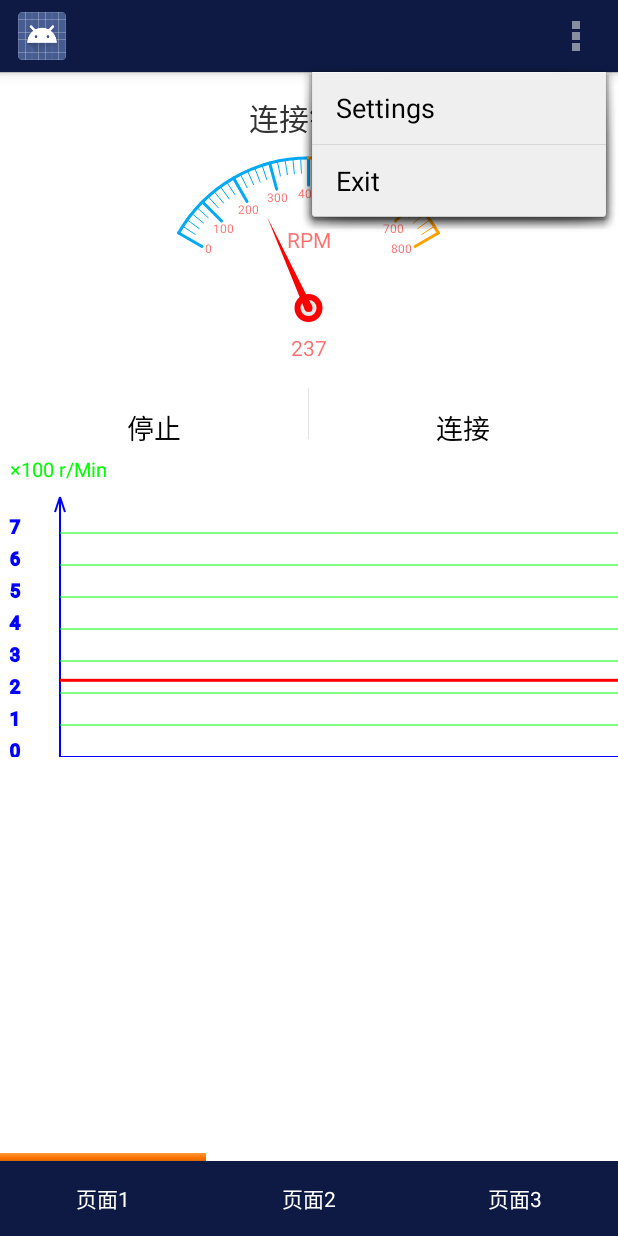
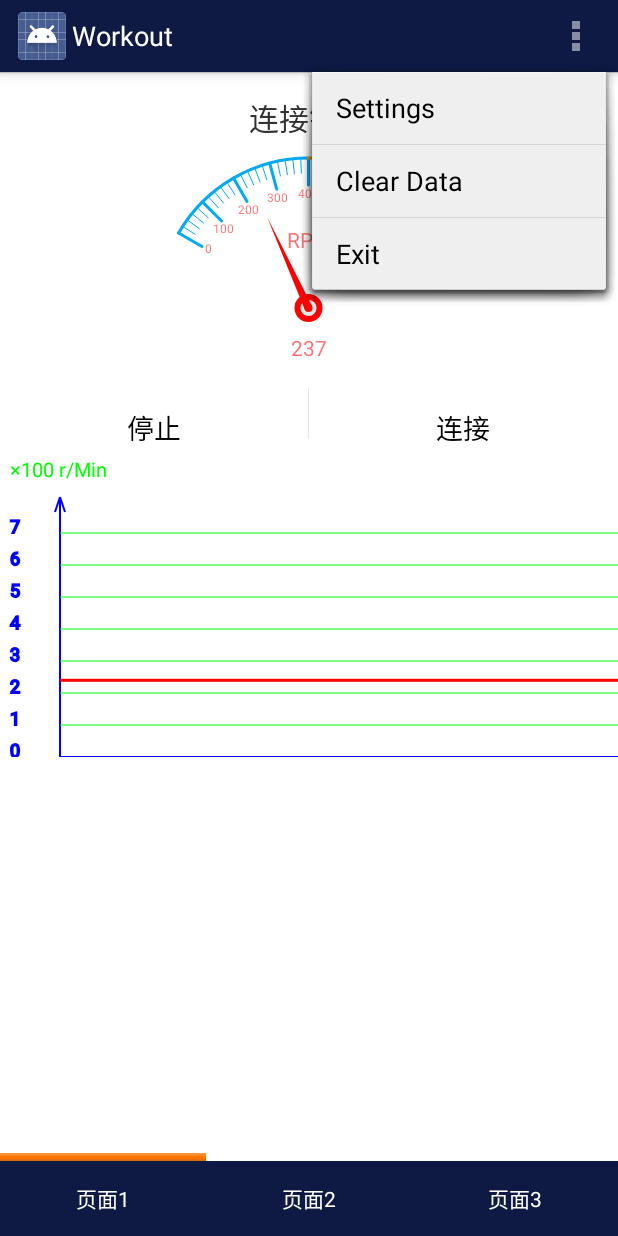
Before and after one commit to zhuanglm/ex_seat, an Android app: the MainActivity screen opened directly, with no data from a screen before it, with the options menu open, on a phone screen of 412 x 824 dp. Run offline under Robolectric (Android 15) with nearby library versions, the phone set to English and light mode, and no system bars; 1 statement that could not run was skipped.

Commit message:
12220224

```diff
--- a/app/src/main/java/com/example/ex_seat/MainActivity.java
+++ b/app/src/main/java/com/example/ex_seat/MainActivity.java
@@ -58,13 +58,14 @@ public class MainActivity extends Activity {
 	String sR = "abc";
 	static Context contextAct;
 	TextView hellotv;
+	private ActionBar actionBar;
 	private DataGraph drawView;
 	private DashboardView dashboardView1;
 	private static boolean m_bStopFlag = false;
 	private static boolean m_bBTStartFlag = true;
 	private View view1, view2, view3;
 	private List<View> viewList;
-	private ViewPagerAdapter adapter;
+	private ViewPagerAdapter viewPager_adapter;
 	private ViewPager viewPager;
 	Button BTSwitchbtn;
 	Button BKSwitchbtn;
@@ -72,6 +73,9 @@ public class MainActivity extends Activity {
 	private Animation animation;
 	private Bitmap view_cursor;
 	private ImageView imageView;
+	private TextView textView1;
+	private TextView textView2;
+	private TextView textView3;
 	private Matrix matrix = new Matrix();
 	private ListView m_listviewData;
 
@@ -80,6 +84,8 @@ public class MainActivity extends Activity {
 	private DatabaseHelper database;
 	private SQLiteDatabase db;
 	private Cursor db_cursor;
+	private SimpleDateFormat sDateFormat;
+	private SimpleCursorAdapter simple_adapter;
 
 	public static class MyHandler extends Handler {
 	    private final WeakReference<MainActivity> mActivity;
@@ -195,8 +201,9 @@ public class MainActivity extends Activity {
  		Bundle bundle = intent.getExtras();  //获得全部数据
 		String value = bundle.getString("name");  //获得名为name的值
 
-		ActionBar actionBar=getActionBar();
-		actionBar.setDisplayShowTitleEnabled(false);
+		actionBar=getActionBar();
+		//actionBar.setDisplayShowTitleEnabled(false);
+		actionBar.setTitle(R.string.app_page1);
 
 		database = new DatabaseHelper(this,DB_NAME,null,version);
 		db = database.getReadableDatabase();
@@ -208,9 +215,18 @@ public class MainActivity extends Activity {
 		view2 = lf.inflate(R.layout.layout_record, null);
 		view3 = lf.inflate(R.layout.layout_record, null);
 
-		m_listviewData = (ListView)view2.findViewById(R.id.listView_data);
+		m_listviewData = (ListView) view2.findViewById(R.id.listView_data);
+
+		db_cursor = db.query("data", new String[]{"_id", "date", "duration", "avg"}, null, null, null, null, null);
+		simple_adapter = new SimpleCursorAdapter(view2.getContext(), R.layout.data_item, db_cursor,
+				new String[]{"date", "duration", "avg"}, new int[]{R.id.date, R.id.duration, R.id.avg},
+				CursorAdapter.FLAG_REGISTER_CONTENT_OBSERVER);
+		m_listviewData.setAdapter(simple_adapter);
 
 		imageView = (ImageView) findViewById(R.id.cursor);
+		textView1 = (TextView) findViewById(R.id.textView1);
+		textView2 = (TextView) findViewById(R.id.textView2);
+		textView3 = (TextView) findViewById(R.id.textView3);
 
 		viewList.add(view1);
 		viewList.add(view2);
@@ -218,9 +234,9 @@ public class MainActivity extends Activity {
 
 		initeCursor();
 
-		adapter = new ViewPagerAdapter(viewList);
+		viewPager_adapter = new ViewPagerAdapter(viewList);
 		viewPager = (ViewPager) findViewById(R.id.viewPager);
-		viewPager.setAdapter(adapter);
+		viewPager.setAdapter(viewPager_adapter);
 
 		viewPager.addOnPageChangeListener(new ViewPager.OnPageChangeListener() {
 
@@ -238,6 +254,7 @@ public class MainActivity extends Activity {
 							animation = new TranslateAnimation(offSet * 4 + 2
 									* bmWidth, 0, 0, 0);
 						}
+						actionBar.setTitle(R.string.app_page1);
 						break;
 					case 1:
 						if (currentItem == 0) {
@@ -248,18 +265,7 @@ public class MainActivity extends Activity {
 									* bmWidth, offSet * 2 + bmWidth, 0, 0);
 						}
 
-						db_cursor = db.query("data", new String[]{"_id", "date", "duration", "avg"}, null, null, null, null, null);
-						/*while(cursor.moveToNext()){
-							String date = cursor.getString(cursor.getColumnIndex("date"));
-							String dura = cursor.getString(cursor.getColumnIndex("duration"));
-							String max = cursor.getString(cursor.getColumnIndex("avg"));
-						}*/
-						if (db_cursor != null) {
-							SimpleCursorAdapter simple_adapter = new SimpleCursorAdapter(view2.getContext(), R.layout.data_item, db_cursor,
-									new String[]{"date", "duration", "avg"}, new int[]{R.id.date, R.id.duration, R.id.avg},
-									CursorAdapter.FLAG_REGISTER_CONTENT_OBSERVER);
-							m_listviewData.setAdapter(simple_adapter);
-						}
+						actionBar.setTitle(R.string.app_page2);
 						break;
 					case 2:
 						if (currentItem == 0) {
@@ -270,6 +276,8 @@ public class MainActivity extends Activity {
 									offSet * 2 + bmWidth, 4 * offSet + 2 * bmWidth,
 									0, 0);
 						}
+						actionBar.setTitle(R.string.app_page3);
+						break;
 				}
 				currentItem = arg0;
 				animation.setDuration(150); // 光标滑动速度
@@ -288,7 +296,26 @@ public class MainActivity extends Activity {
 			}
 		});
 
+		textView1.setOnClickListener(new View.OnClickListener() {
+			@Override
+			public void onClick(View arg0) {
+				viewPager.setCurrentItem(0);
+			}
+		});
 
+		textView2.setOnClickListener(new View.OnClickListener() {
+			@Override
+			public void onClick(View arg0) {
+				viewPager.setCurrentItem(1);
+			}
+		});
+
+		textView3.setOnClickListener(new View.OnClickListener() {
+			@Override
+			public void onClick(View arg0) {
+				viewPager.setCurrentItem(2);
+			}
+		});
 
 		dashboardView1 = (DashboardView) view1.findViewById(R.id.dashboardView1);
 		List<HighlightCR> highlight1 = new ArrayList<HighlightCR>();
@@ -328,18 +355,29 @@ public class MainActivity extends Activity {
 	 	            	handler.removeCallbacks(runnable_long);
 	 	            	m_bStopFlag = true;
 
-						SimpleDateFormat sDateFormat = new SimpleDateFormat("MM/dd/yyyy hh:mm:ss");
+						sDateFormat = new SimpleDateFormat("MM/dd/yyyy hh:mm:ss");
 						String date = sDateFormat.format(new java.util.Date());
 						//Toast.makeText(getApplicationContext(),Integer.toString(DataCollector.m_nTimes*DataDef.TimeInterver_BT/1000),Toast.LENGTH_SHORT).show();
 						//Toast.makeText(getApplicationContext(),date,Toast.LENGTH_SHORT).show();
 						ContentValues cv = new ContentValues();
 						cv.put("date", date);
-						cv.put("duration",Integer.toString(DataCollector.m_nTimes*DataDef.TimeInterver_BT/1000));
-						cv.put("max",Integer.toString(DataCollector.getMaxRPM()));
-						cv.put("avg",Integer.toString(DataCollector.m_nAverageRPM));
+						cv.put("duration",Integer.toString(DataCollector.m_nTimes*DataDef.TimeInterver_BT / 1000));
+						cv.put("max", Integer.toString(DataCollector.getMaxRPM()));
+						cv.put("avg", Integer.toString(DataCollector.m_nAverageRPM));
 
 						db.insert("data", null, cv);
 						DataCollector.init();
+
+						db_cursor = db.query("data", new String[]{"_id", "date", "duration", "avg"}, null, null, null, null, null);
+						simple_adapter.swapCursor(null);
+						simple_adapter.swapCursor(db_cursor);
+
+						/*while(cursor.moveToNext()){
+							String date = cursor.getString(cursor.getColumnIndex("date"));
+							String dura = cursor.getString(cursor.getColumnIndex("duration"));
+							String max = cursor.getString(cursor.getColumnIndex("avg"));
+						}*/
+
 	                }
 
 	            }
@@ -408,10 +446,16 @@ public class MainActivity extends Activity {
 
 			return true;
 		}
+		else if(id == R.id.action_clear)
+		{
+			db.delete("data",null,null);
+			db_cursor = db.query("data", new String[]{"_id", "date", "duration", "avg"}, null, null, null, null, null);
+			simple_adapter.swapCursor(null);
+			simple_adapter.swapCursor(db_cursor);
+		}
 		else if(id == R.id.action_exit)
 		{
 			showExitDia();
-
 		}
 
 		return super.onOptionsItemSelected(item);
@@ -536,7 +580,8 @@ public class MainActivity extends Activity {
                 // TODO Auto-generated method stub
             	handler.removeCallbacks(runnable_short);
             	handler.removeCallbacks(runnable_long);
-            	db.close();
+
+				db.close();
 				System.exit(0);
                 //Toast.makeText(getApplicationContext(),"确定",Toast.LENGTH_SHORT).show();
             }
--- a/app/src/main/java/com/example/ex_seat/ViewPagerAdapter.java
+++ b/app/src/main/java/com/example/ex_seat/ViewPagerAdapter.java
@@ -13,9 +13,6 @@ public class ViewPagerAdapter extends PagerAdapter {
 
     List<View> viewLists;
 
-    public void startUpdate(View arg0) {
-    }
-
     public void restoreState(Parcelable arg0, ClassLoader arg1) {
     }
 
@@ -23,8 +20,6 @@ public class ViewPagerAdapter extends PagerAdapter {
         return null;
     }
 
-    public void finishUpdate(View arg0) {
-    }
 
     public ViewPagerAdapter(List<View> lists)
     {
--- a/app/src/main/res/menu/main.xml
+++ b/app/src/main/res/menu/main.xml
@@ -9,6 +9,12 @@
         android:title="@string/action_settings"/>
 
     <item
+        android:id="@+id/action_clear"
+        android:orderInCategory="101"
+        android:showAsAction="never"
+        android:title="@string/action_clear"/>
+
+    <item
         android:id="@+id/action_exit"
         android:orderInCategory="999"
         android:title="@string/action_exit"
--- a/app/src/main/res/values/strings.xml
+++ b/app/src/main/res/values/strings.xml
@@ -2,8 +2,12 @@
 <resources>
 
     <string name="app_name">ex_seat</string>
+    <string name="app_page1">Workout</string>
+    <string name="app_page2">History</string>
+    <string name="app_page3">Leaderboard</string>
     <string name="hello_world">Hello world!</string>
     <string name="action_settings">Settings</string>
+    <string name="action_clear">Clear Data</string>
     <string name="action_return">return</string>
     <string name="action_exit">Exit</string>
     <string name="button_send">Say something</string>
--- a/app/src/main/res/values/styles.xml
+++ b/app/src/main/res/values/styles.xml
@@ -21,7 +21,12 @@
     <style name="my_actionbar_style" parent="@android:style/Widget.Holo.Light.ActionBar">
         <item name="android:background">#0E1A44</item>
         <item name="android:backgroundSplit">#0E1A44</item>
+        <item name="android:titleTextStyle">@style/AcBar_titleStyle</item>
     </style>
 
+    <style name="AcBar_titleStyle">
+        <item name="android:textSize">18sp</item>
+        <item name="android:textColor">#FFFFFF</item>
+    </style>
 
 </resources>
```
Also changed, not shown: app/src/main/res/layout/data_item.xml (+7 -0 lines), 3 other files.
